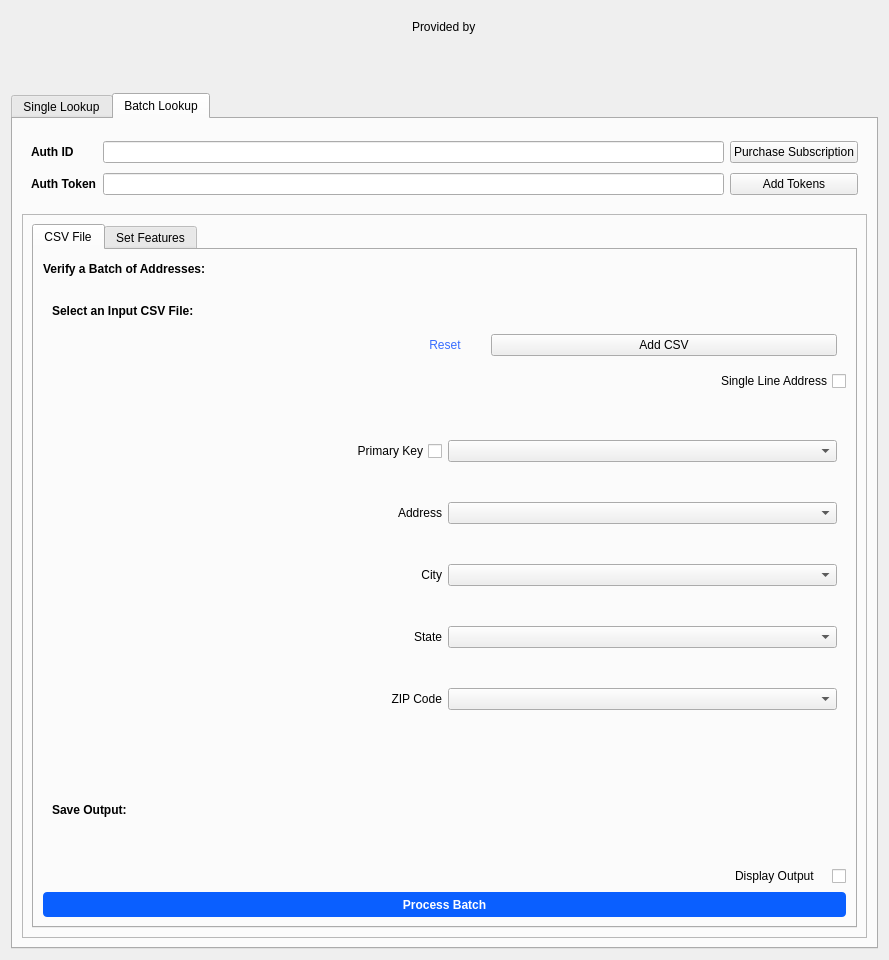
First picture: the form in smarty/smarty_dialog_base.ui, repository smarty/qgis-plugin, before the edit.
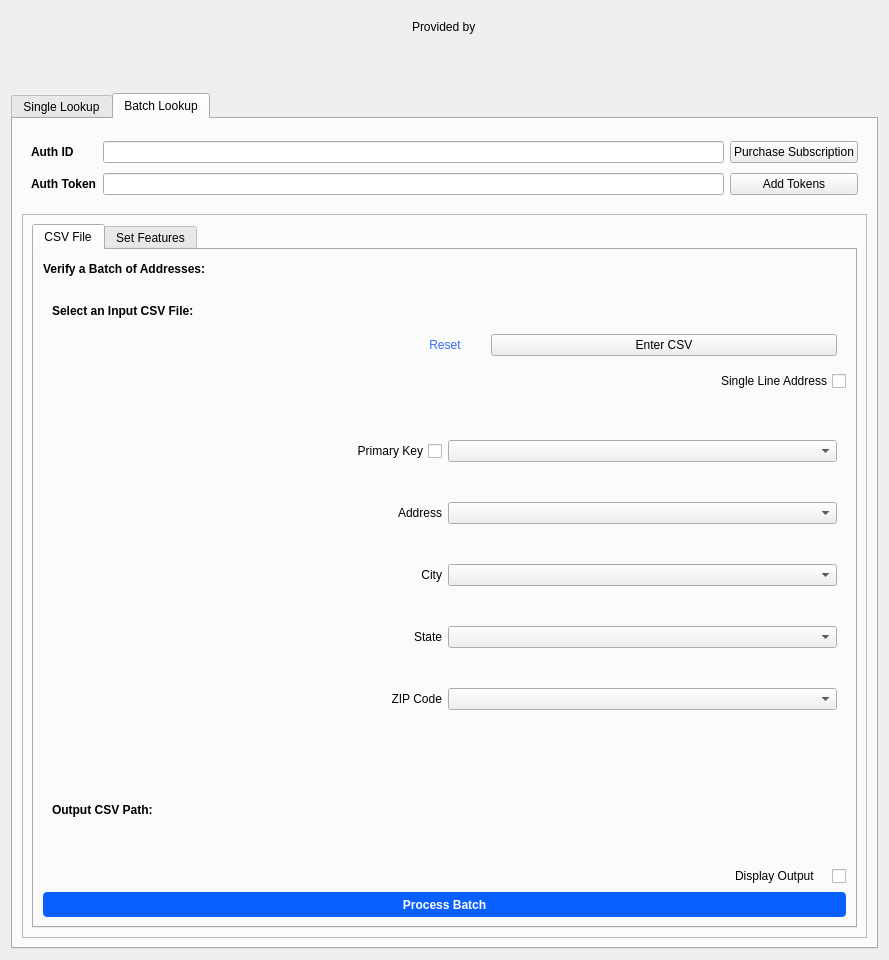
Second picture: the form after the edit. The open tabs and pages were chosen to show the change. Icons and pictures are not drawn. Custom widgets are drawn as their Qt base class.

Commit message: Fix output path ending with csv causing error, add street suffix to output addresses, remove unhit freeform batch code, and change some variable names.

Patch:
```diff
--- a/smarty/smarty_dialog_base.ui
+++ b/smarty/smarty_dialog_base.ui
@@ -1338,7 +1338,7 @@
                     <cursorShape>PointingHandCursor</cursorShape>
                    </property>
                    <property name="text">
-                    <string>Add CSV</string>
+                    <string>Enter CSV</string>
                    </property>
                   </widget>
                  </item>
@@ -1412,7 +1412,7 @@
                     </font>
                    </property>
                    <property name="text">
-                    <string>Save Output:</string>
+                    <string>Output CSV Path:</string>
                    </property>
                   </widget>
                  </item>
```
Left out of the diff: 4 changed lines with no effect on the pictures. The commit also changes 1 other file.
